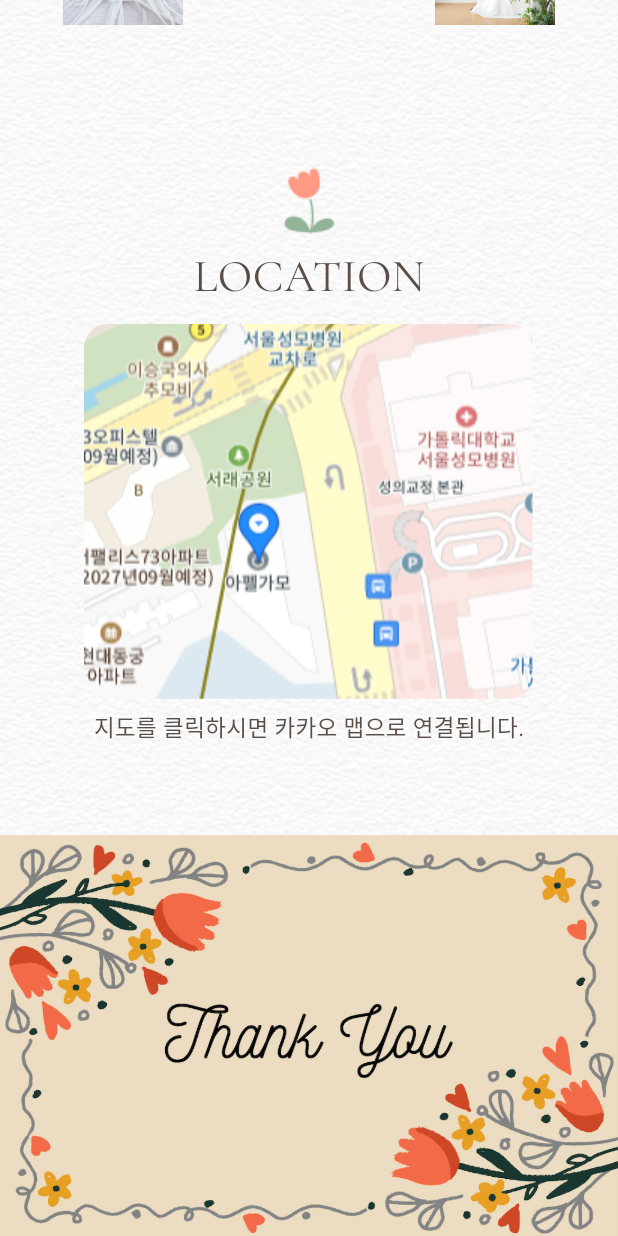
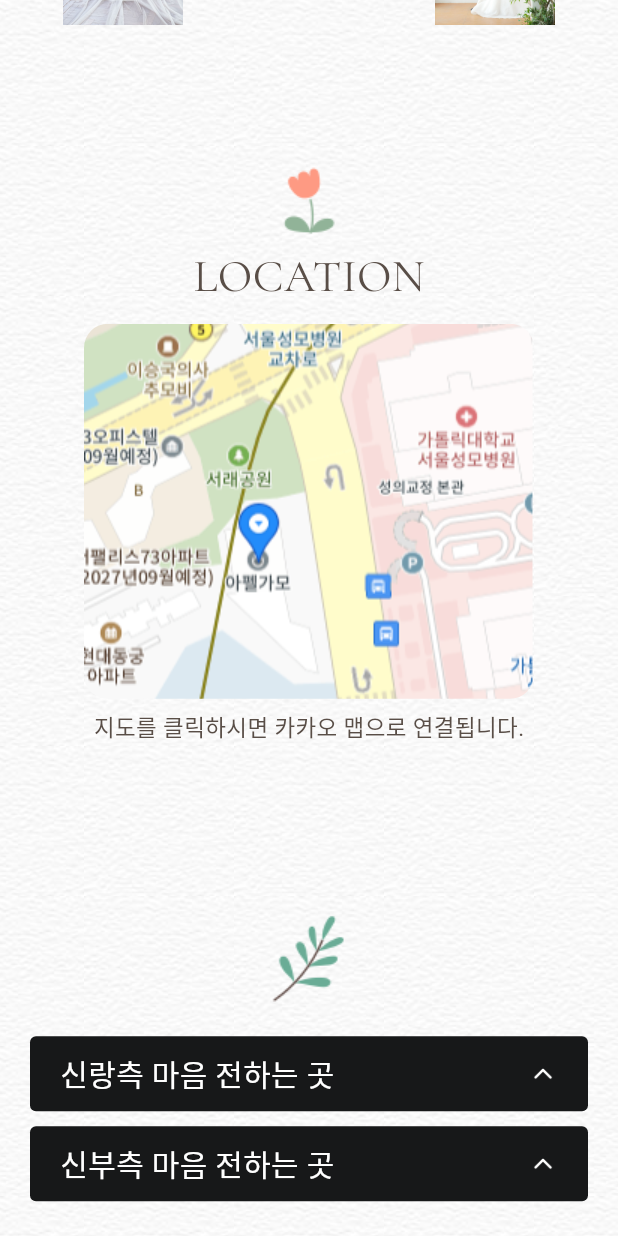
Before and after one commit to jiyeonjoy/20240504, a Flutter app: the screen it shows after launch, scrolled down 2756 dp, on a phone screen of 412 x 824 dp. Run offline on Flutter 3.47's test engine with Material 3 defaults, Android fonts, the phone set to English and light mode, and no system bars; our stand-ins replace get; Roboto replaces fonts that are missing (defaultFont).

Commit message:
계좌번호 뷰 추가

```diff
--- a/lib/app/common/config/app_colors.dart
+++ b/lib/app/common/config/app_colors.dart
@@ -18,9 +18,9 @@ class AppColors {
   final Color color_51565C = const Color(0xFF51565C);
   final Color color_6E747A = const Color(0xFF6E747A);
   final Color color_8C9299 = const Color(0xFF8C9299);
+  final Color color_DDDDDD = const Color(0xFFDDDDDD);
   final Color color_F8F9FA = const Color(0xFFF8F9FA);
   final Color color_F9F9FB = const Color(0xFFF9F9FB);
-  final Color color_EEF0F3 = const Color(0xFFEEF0F3);
 
   final Color color_1E403A = const Color(0xFF1E403A);
   final Color color_F29727 = const Color(0xFFF29727);
--- a/lib/app/common/config/app_images.dart
+++ b/lib/app/common/config/app_images.dart
@@ -33,8 +33,6 @@ class AppImages {
 
   AppImage get banner =>
       const AppImage('${_imagePath}banner.png');
-  AppImage get thankYou =>
-      const AppImage('${_imagePath}thankYou.png');
   AppImage get bg_img_white => const AppImage('${_imagePath}bg_img_white.jpg');
   AppImage get map => const AppImage('${_imagePath}map.png');
 
@@ -50,6 +48,10 @@ class AppImages {
       const AppImage('${_iconPath}email.png');
   AppImage get icon_bee =>
       const AppImage('${_iconPath}bee.png');
+  AppImage get icon_down =>
+      const AppImage('${_iconPath}down.png');
+  AppImage get icon_up =>
+      const AppImage('${_iconPath}up.png');
 }
 
 class AppImage {
--- /dev/null
+++ b/lib/app/common/ui/toggle_view.dart
@@ -0,0 +1,154 @@
+import 'package:flutter/material.dart';
+import 'package:flutter/services.dart';
+import 'package:flutter_20240504/app/common/config/r.dart';
+import 'package:flutter_20240504/app/common/ui/common_snackbar.dart';
+import 'package:flutter_20240504/app/common/ui/edge_insets.dart';
+import 'package:flutter_20240504/app/root/data/transfer_info_data.dart';
+
+class ToggleView extends StatefulWidget {
+  final FamilyTransferInfoData data;
+
+  const ToggleView(this.data, {super.key});
+
+  @override
+  State<ToggleView> createState() => _ToggleViewState();
+}
+
+class _ToggleViewState extends State<ToggleView>
+    with SingleTickerProviderStateMixin {
+
+  late final AnimationController _controller = AnimationController(
+    duration: const Duration(milliseconds: 300),
+    vsync: this,
+  );
+
+  late final Animation<double> _animation = CurvedAnimation(
+    parent: _controller,
+    curve: Curves.fastOutSlowIn,
+  );
+
+  var isOpen = false;
+
+  @override
+  void dispose() {
+    _controller.dispose();
+    super.dispose();
+  }
+
+  @override
+  Widget build(BuildContext context) {
+    return Column(
+      children: [
+        GestureDetector(
+          onTap: () {
+            if (isOpen) {
+              _controller.reverse();
+            } else {
+              _controller.forward();
+            }
+            setState(() {
+              isOpen = !isOpen;
+            });
+          },
+          child: Container(
+            padding: edgeInsets(horizontal: 20, vertical: 10),
+            decoration: BoxDecoration(
+              color: R.color.color_171819,
+              borderRadius: BorderRadius.circular(4),
+            ),
+            child: Row(
+              children: [
+                Expanded(
+                  child: Text(
+                    widget.data.title,
+                    style: textStyleWhiteLight(20),
+                  ),
+                ),
+                if (isOpen) ...[
+                  R.image.icon_down.imageSize(size: 20)
+                ] else ...[
+                  R.image.icon_up.imageSize(size: 20)
+                ]
+              ],
+            ),
+          ),
+        ),
+        SizeTransition(
+          sizeFactor: _animation,
+          axis: Axis.vertical,
+          child: Column(
+            children: [
+              _buildSubView(widget.data.child),
+              _buildSubView(widget.data.father),
+              _buildSubView(widget.data.mother, hasSeparator: false),
+            ],
+          ),
+        ),
+      ],
+    );
+  }
+
+  Widget _buildSubView(TransferInfoData data, {bool hasSeparator = true}) {
+    return Container(
+      margin: edgeInsets(horizontal: 20),
+      padding: edgeInsets(vertical: 10),
+      decoration: hasSeparator ? BoxDecoration(
+        border: Border(bottom: BorderSide(width: 1, color: R.color.color_DDDDDD))
+      ) : null,
+      child: Column(
+        children: [
+          Row(
+            children: [
+              Expanded(
+                child: Column(
+                  crossAxisAlignment: CrossAxisAlignment.start,
+                  children: [
+                    Text(
+                      data.name,
+                      style: textStyleBlackNormal(16),
+                    ),
+                    const SizedBox(height: 4),
+                    Text(
+                      data.bankName,
+                      style: textStyleNormal(R.color.color_36393D, 14),
+                    ),
+                    const SizedBox(height: 2),
+                    Text(
+                      data.account,
+                      style: textStyleNormal(R.color.color_36393D, 14),
+                    ),
+                  ],
+                ),
+              ),
+              _buildCopyButton(data.account)
+            ],
+          )
+        ],
+      ),
+    );
+  }
+
+  Widget _buildCopyButton(String account) {
+    return SizedBox(
+      // width: 320,
+      // height: 42,
+      child: ElevatedButton(
+        onPressed: () {
+          Clipboard.setData(ClipboardData(text: account));
+          CommonSnackBar.show('계좌번호가 복사되었습니다.');
+        },
+        style: ButtonStyle(
+          backgroundColor: MaterialStateProperty.resolveWith((states) => R.color.color_171819),
+          shape: MaterialStateProperty.resolveWith((states) => RoundedRectangleBorder(
+            borderRadius: BorderRadius.circular(8),
+          )),
+        ),
+        child: Text(
+          '복사하기',
+          style: textStyleWhiteMedium(12),
+          textAlign: TextAlign.center,
+        ),
+      ),
+    );
+  }
+}
--- a/lib/app/root/controller/root_page_controller.dart
+++ b/lib/app/root/controller/root_page_controller.dart
@@ -1,4 +1,5 @@
 import 'package:flutter_20240504/app/common/config/r.dart';
+import 'package:flutter_20240504/app/root/data/transfer_info_data.dart';
 import 'package:get/get.dart';
 
 class RootPageController extends GetxController {
@@ -26,4 +27,18 @@ class RootPageController extends GetxController {
     // R.image.youngwoojiyeon19,
     // R.image.youngwoojiyeon20,
   ];
+
+  final youngWooTransferData = FamilyTransferInfoData(
+      '신랑측 마음 전하는 곳',
+      TransferInfoData('신영우', '카카오뱅크', '3333-14-3664702'),
+      TransferInfoData('신종식', '하나은행', '111-1111-1111'),
+      TransferInfoData('손희송', '신한은행', '110-034-183346'),
+  );
+
+  final jiYeonTransferData = FamilyTransferInfoData(
+    '신부측 마음 전하는 곳',
+    TransferInfoData('최지연', '카카오뱅크', '3333-02-1676984'),
+    TransferInfoData('최성식', '하나은행', '111-1111-1111'),
+    TransferInfoData('허인숙', '하나은행', '111-1111-1111'),
+  );
 }
--- /dev/null
+++ b/lib/app/root/data/transfer_info_data.dart
@@ -0,0 +1,16 @@
+class FamilyTransferInfoData {
+  final String title;
+  final TransferInfoData child;
+  final TransferInfoData father;
+  final TransferInfoData mother;
+
+  FamilyTransferInfoData(this.title, this.child, this.father, this.mother);
+}
+
+class TransferInfoData {
+  final String name;
+  final String bankName;
+  final String account;
+
+  TransferInfoData(this.name, this.bankName, this.account);
+}
--- a/lib/app/root/ui/widget/transfer_view.dart
+++ b/lib/app/root/ui/widget/transfer_view.dart
@@ -1,5 +1,8 @@
 import 'package:flutter/material.dart';
 import 'package:flutter_20240504/app/common/config/r.dart';
+import 'package:flutter_20240504/app/common/ui/edge_insets.dart';
+import 'package:flutter_20240504/app/common/ui/toggle_view.dart';
+import 'package:flutter_20240504/app/root/controller/root_page_controller.dart';
 
 class TransferView extends StatelessWidget {
   const TransferView({super.key});
@@ -7,18 +10,18 @@ class TransferView extends StatelessWidget {
   @override
   Widget build(BuildContext context) {
     return Container(
-      color: R.color.color_ECDCC2,
+      padding: edgeInsets(horizontal: 20, vertical: 50),
       child: Column(
         children: [
-          Container(
-            constraints: const BoxConstraints(
-              minWidth: 100,
-              maxWidth: 500,
-            ),
-            child: R.image.thankYou.image(
-                fit: BoxFit.cover
-            ),
-          )
+          R.image.icon_botanical.image(),
+          const SizedBox(height: 20),
+          ToggleView(
+            RootPageController.to.youngWooTransferData
+          ),
+          const SizedBox(height: 10),
+          ToggleView(
+              RootPageController.to.jiYeonTransferData
+          ),
         ],
       ),
     );
```
Also changed, not shown: lib/app/common/ui/common_snackbar.dart (added, +69 -0 lines), assets/images/heart.png (deleted), assets/images/icons/down.png (added), assets/images/icons/up.png (added), assets/images/thankYou.png (deleted).
